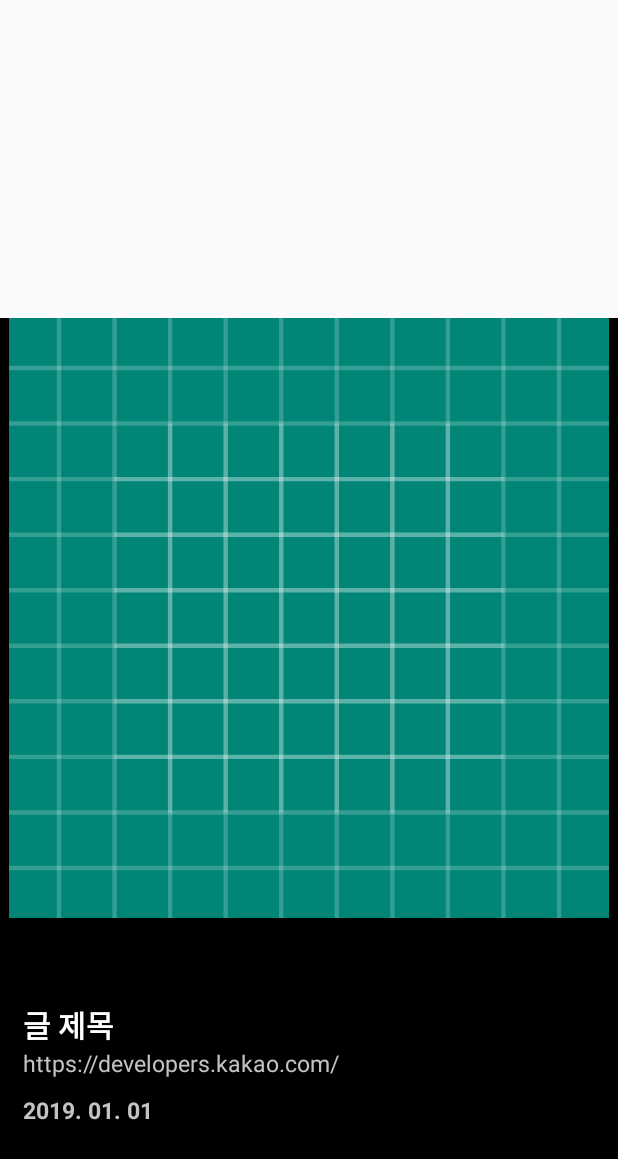
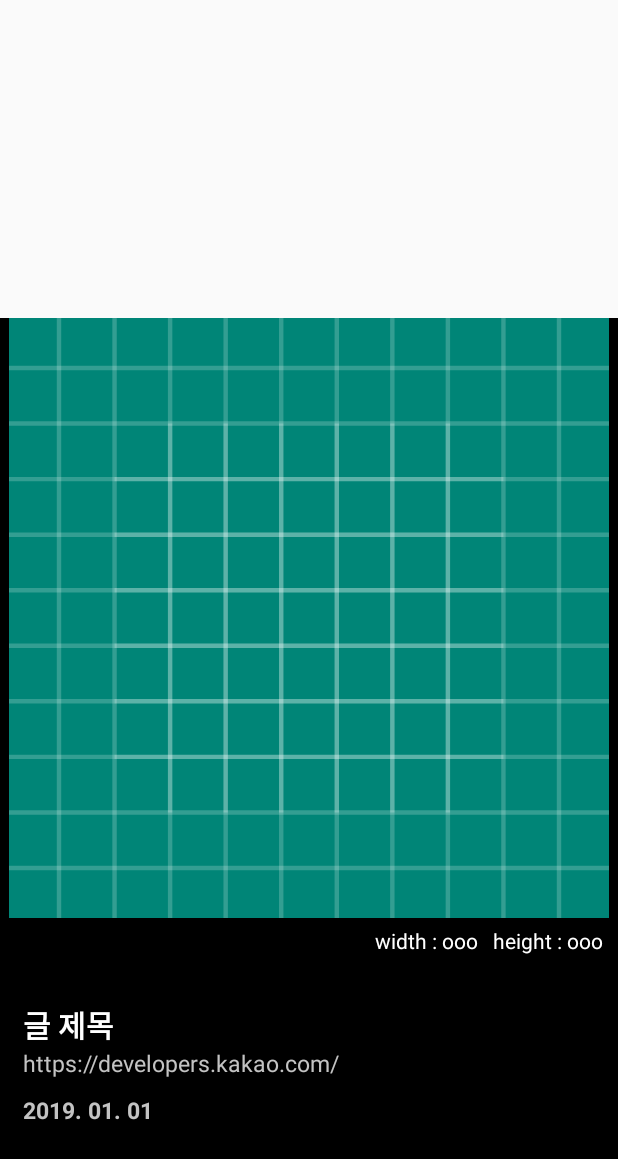
Before and after one commit to SongJemin/ImageSearchApp, an Android app: the layout activity_image_detail.xml on its own in the app's theme, with its tools: preview values and no code run, on a phone screen of 412 x 824 dp. Shown: the top 1159 px of the screen. Run offline under Robolectric (Android 15) with nearby library versions, the phone set to English and light mode, and no system bars.

Commit message:
Add width and height text

```diff
--- a/app/src/main/java/com/jem/imagesearchapp/UI/ImageDetail/ImageDetailActivity.kt
+++ b/app/src/main/java/com/jem/imagesearchapp/UI/ImageDetail/ImageDetailActivity.kt
@@ -20,6 +20,8 @@ class ImageDetailActivity : Activity() {
         var display_sitename : String = intent.getStringExtra("display_sitename")
         var doc_url : String = intent.getStringExtra("doc_url")
         var datetime : String = intent.getStringExtra("datetime")
+        var width : Int = intent.getIntExtra("width", 0)
+        var height : Int = intent.getIntExtra("height", 0)
 
         var requestManager : RequestManager = Glide.with(this)
 
@@ -30,6 +32,8 @@ class ImageDetailActivity : Activity() {
         detail_title_tv.text = display_sitename
         detail_doc_tv.text = doc_url
         detail_date_tv.text = datetime
+        detail_size_width_tv.text = "width : " + width
+        detail_size_height_tv.text = "height : " + height
 
         // title 클릭 시
         detail_title_tv.setOnClickListener {
--- a/app/src/main/java/com/jem/imagesearchapp/UI/Main/MainActivity.kt
+++ b/app/src/main/java/com/jem/imagesearchapp/UI/Main/MainActivity.kt
@@ -52,6 +52,8 @@ class MainActivity : AppCompatActivity(), View.OnClickListener {
             intent.putExtra("display_sitename", imgDataArr.get(idx).display_sitename)
             intent.putExtra("doc_url", imgDataArr.get(idx).doc_url)
             intent.putExtra("datetime", imgDataArr.get(idx).datetime.substring(0, 10))
+            intent.putExtra("width", imgDataArr.get(idx).width)
+            intent.putExtra("height", imgDataArr.get(idx).height)
             startActivityForResult(intent, 30)
         }
     }
--- a/app/src/main/res/layout/activity_image_detail.xml
+++ b/app/src/main/res/layout/activity_image_detail.xml
@@ -31,6 +31,30 @@
             android:layout_below="@+id/detail_main_img"
             android:background="#000000"
             >
+        <TextView
+                android:id="@+id/detail_size_width_tv"
+                android:layout_width="wrap_content"
+                android:layout_height="wrap_content"
+                android:text="width : ooo"
+                android:layout_toLeftOf="@+id/detail_size_height_tv"
+                android:layout_marginEnd="10dp"
+                android:textColor="#ffffff"
+                android:textSize="14sp"
+                android:layout_marginTop="5dp"
+                />
+
+        <TextView
+                android:id="@+id/detail_size_height_tv"
+                android:layout_width="wrap_content"
+                android:layout_height="wrap_content"
+                android:text="height : ooo"
+                android:layout_alignParentRight="true"
+                android:layout_marginEnd="10dp"
+                android:textColor="#ffffff"
+                android:textSize="14sp"
+                android:layout_marginTop="5dp"
+                />
+
         <LinearLayout
                 android:layout_width="match_parent"
                 android:layout_height="100dp"
```
